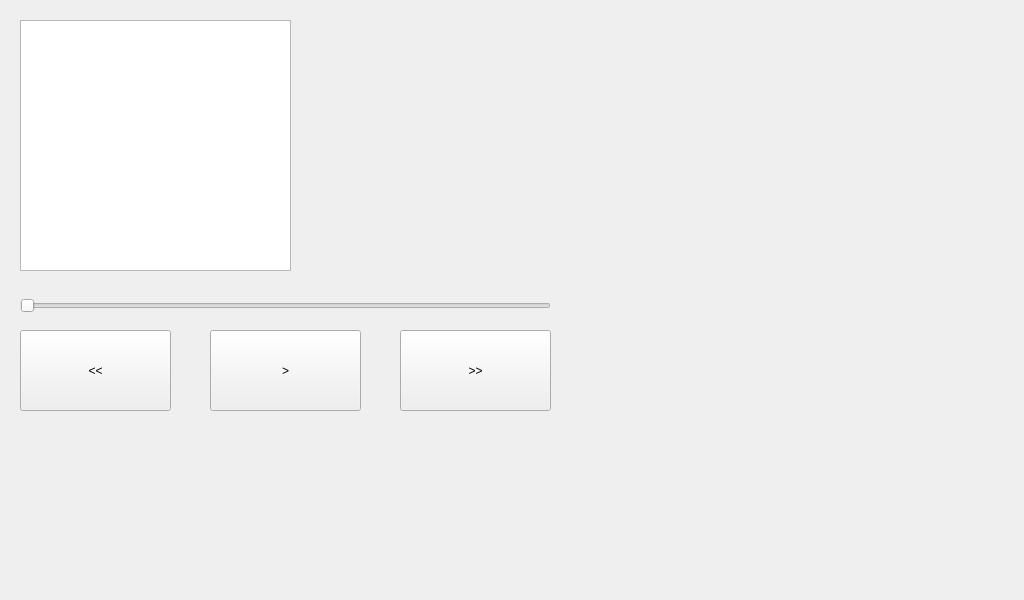
nbdy/carpi, file modules/MusicPlayer/musicplayer.ui: the form before one commit.
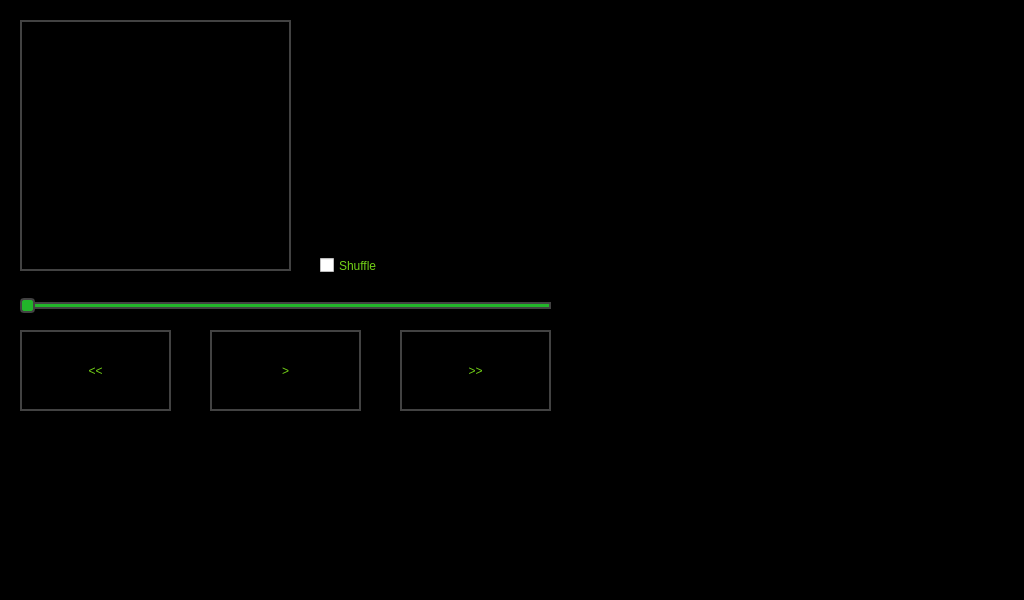
The form after the commit.

Diff of the .ui file:
```diff
--- a/modules/MusicPlayer/musicplayer.ui
+++ b/modules/MusicPlayer/musicplayer.ui
@@ -13,6 +13,10 @@
   <property name="windowTitle">
    <string>Form</string>
   </property>
+  <property name="styleSheet">
+   <string notr="true">background-color: rgb(0, 0, 0);
+color: rgb(115, 210, 22);</string>
+  </property>
   <widget class="QSlider" name="trackbar">
    <property name="geometry">
     <rect>
@@ -22,6 +26,23 @@
      <height>31</height>
     </rect>
    </property>
+   <property name="styleSheet">
+    <string notr="true">QSlider::add-page:horizontal {
+background: #22b52a;
+border: 2px solid #424242;
+height: 10px;
+border-radius: 4px;
+}
+
+QSlider::handle:horizontal {
+background:#22b52a;
+border: 2px solid #424242;
+width: 12px;
+margin-top: -2px;
+margin-bottom: -2px;
+border-radius: 4px;
+}</string>
+   </property>
    <property name="orientation">
     <enum>Qt::Horizontal</enum>
    </property>
@@ -35,6 +56,9 @@
      <height>251</height>
     </rect>
    </property>
+   <property name="styleSheet">
+    <string notr="true">QGraphicsView {border:2px solid #424242;}</string>
+   </property>
   </widget>
   <widget class="QPushButton" name="previous">
    <property name="geometry">
@@ -45,6 +69,9 @@
      <height>81</height>
     </rect>
    </property>
+   <property name="styleSheet">
+    <string notr="true">QPushButton {border:2px solid #424242;}</string>
+   </property>
    <property name="text">
     <string>&lt;&lt;</string>
    </property>
@@ -58,6 +85,9 @@
      <height>81</height>
     </rect>
    </property>
+   <property name="styleSheet">
+    <string notr="true">QPushButton {border:2px solid #424242;}</string>
+   </property>
    <property name="text">
     <string>&gt;</string>
    </property>
@@ -71,10 +101,30 @@
      <height>81</height>
     </rect>
    </property>
+   <property name="styleSheet">
+    <string notr="true">QPushButton {border:2px solid #424242;}</string>
+   </property>
    <property name="text">
     <string>&gt;&gt;</string>
    </property>
   </widget>
+  <widget class="QCheckBox" name="shuffle">
+   <property name="geometry">
+    <rect>
+     <x>320</x>
+     <y>250</y>
+     <width>101</width>
+     <height>31</height>
+    </rect>
+   </property>
+   <property name="styleSheet">
+    <string notr="true">color: rgb(115, 210, 22);
+background: none;</string>
+   </property>
+   <property name="text">
+    <string>Shuffle</string>
+   </property>
+  </widget>
  </widget>
  <resources/>
  <connections/>
```
